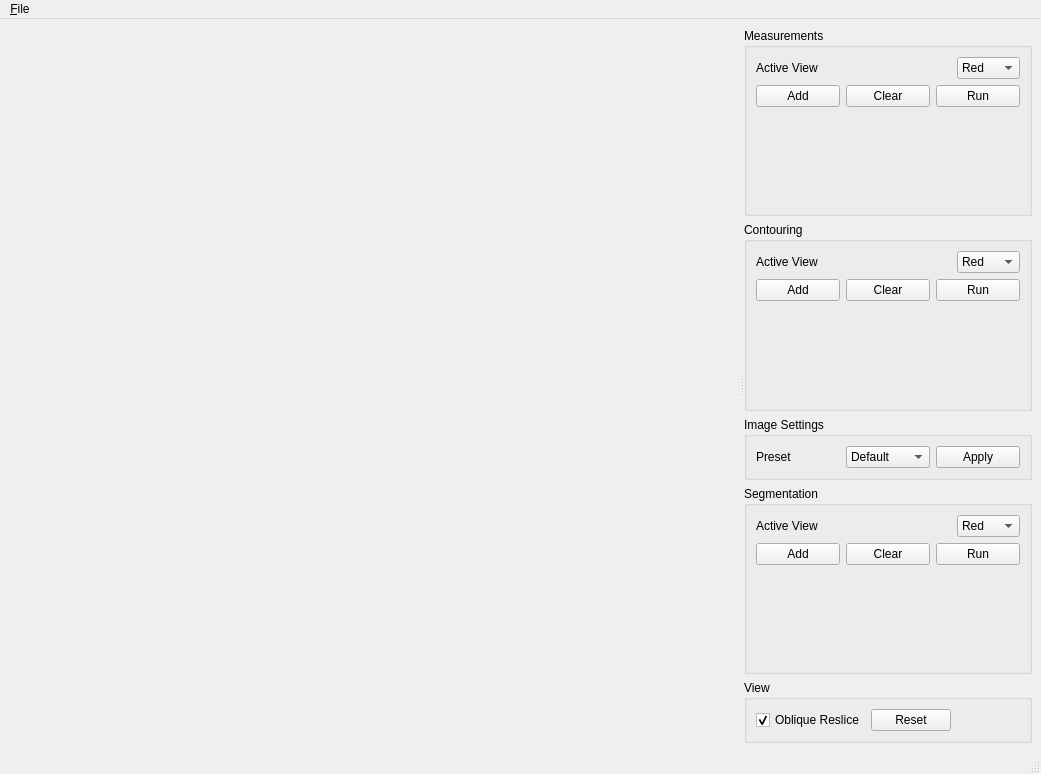
First picture: the form in MiniMim/App/app.ui, repository xeon-ye/TrialVTK, before the edit.
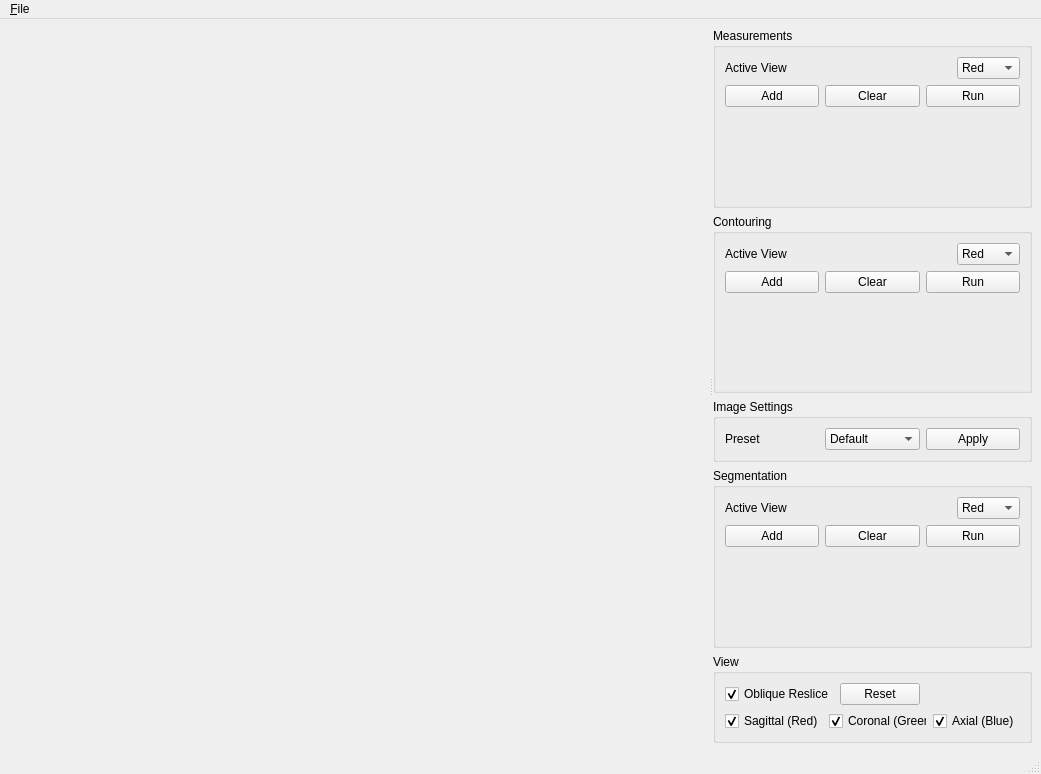
Second picture: the form after the edit.

Patch:
```diff
--- a/MiniMim/App/app.ui
+++ b/MiniMim/App/app.ui
@@ -387,6 +387,55 @@
              </item>
             </layout>
            </item>
+           
+           <item>
+            <layout class="QHBoxLayout" name="horizontalLayout_10">
+             <item>
+              <widget class="QCheckBox" name="cboxSagittal">
+               <property name="text">
+                <string>Sagittal (Red)</string>
+               </property>
+               <property name="checked">
+                <bool>true</bool>
+               </property>
+              </widget>
+             </item>
+             <item>
+              <widget class="QCheckBox" name="cboxCoronal">
+               <property name="text">
+                <string>Coronal (Green)</string>
+               </property>
+               <property name="checked">
+                <bool>true</bool>
+               </property>
+              </widget>
+             </item>
+             <item>
+              <widget class="QCheckBox" name="cboxAxial">
+               <property name="text">
+                <string>Axial (Blue)</string>
+               </property>
+               <property name="checked">
+                <bool>true</bool>
+               </property>
+              </widget>
+             </item>
+             <item>
+              <spacer name="horizontalSpacer_6">
+               <property name="orientation">
+                <enum>Qt::Horizontal</enum>
+               </property>
+               <property name="sizeHint" stdset="0">
+                <size>
+                 <width>40</width>
+                 <height>20</height>
+                </size>
+               </property>
+              </spacer>
+             </item>
+            </layout>
+           </item>
+           
           </layout>
          </widget>
         </item>
```
